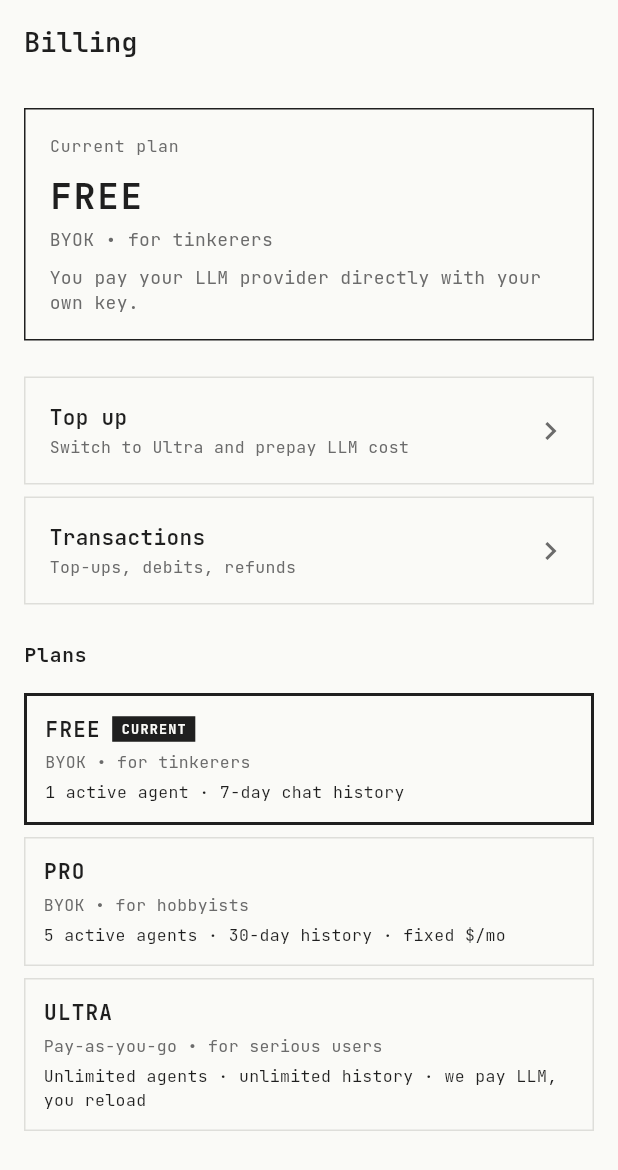
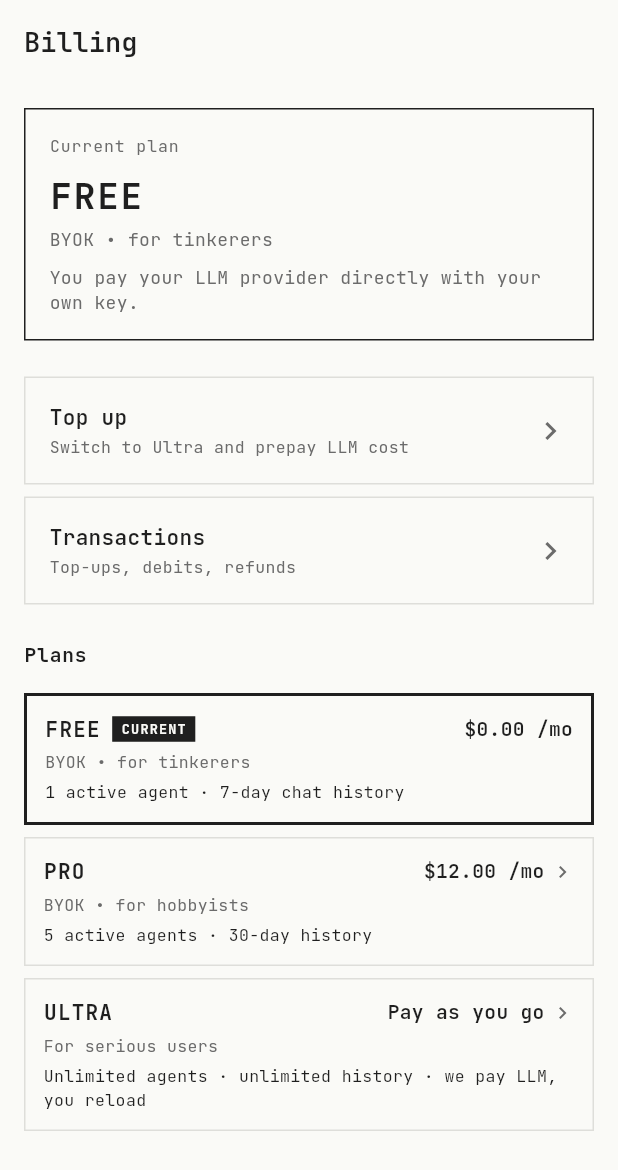
Before and after one commit to fcavalcantirj/agent-playground, a Flutter app: the BillingHubScreen screen opened by its route, on a phone screen of 412 x 824 dp. Shown: the top 1170 px of the screen. Run offline on Flutter 3.47's test engine with Material 3 defaults, Android fonts, the phone set to English and light mode, and no system bars; our stand-ins replace dio, flutter_markdown_plus, flutter_riverpod, flutter_secure_storage, go_router, google_fonts and 3 more; missing offline and left inert: flutter_appauth, flutter_client_sse, flutter_inappwebview; accounts and stored records are empty; generated files the repository leaves out were written again; network calls fail.

Commit message:
feat(mobile): SOLVR_ app icon + prod Google iOS scheme + billing hub Pro/Ultra tappable + price column
- Generate iOS + Android launcher icons from assets/app_icon.png via flutter_launcher_icons
- Add prod Google iOS reversed-DNS scheme to Info.plist (alongside dev)
- Make Pro plan row tappable in /billing hub → fires Stripe subscription Checkout
- Make Ultra plan row tappable → routes to /billing/topup
- Add price column to plan rows ($0/mo, $12/mo, Pay-as-you-go)

Co-Authored-By: Claude Opus 4.7 (1M context) <noreply@anthropic.com>

```diff
--- a/mobile/lib/features/billing/billing_hub_screen.dart
+++ b/mobile/lib/features/billing/billing_hub_screen.dart
@@ -20,7 +20,10 @@
 // Per-decision-doc D-25, the AppBar usage ticker stays — it lives on
 // every screen and was not reorganized into the hub.
 
+import 'package:agent_playground/core/api/providers.dart';
+import 'package:agent_playground/core/api/result.dart';
 import 'package:agent_playground/core/theme/solvr_theme.dart';
+import 'package:agent_playground/features/billing/checkout_webview_screen.dart';
 import 'package:agent_playground/features/usage/usage_providers.dart';
 import 'package:flutter/material.dart';
 import 'package:flutter_riverpod/flutter_riverpod.dart';
@@ -28,6 +31,38 @@ import 'package:go_router/go_router.dart';
 
 class BillingHubScreen extends ConsumerWidget {
   const BillingHubScreen({super.key});
+
+  Future<void> _startProUpgrade(BuildContext context, WidgetRef ref) async {
+    // Subscription Checkout — same shape as topup_screen.dart:_onPackSelected
+    // but mode='subscription' on the server side. Returns a Stripe-hosted URL
+    // we open in the InAppWebView; webhook flips users.tier=pro.
+    final messenger = ScaffoldMessenger.of(context);
+    final api = ref.read(apiClientProvider);
+    final r = await api.createSubscriptionCheckoutSession();
+    if (!context.mounted) return;
+    switch (r) {
+      case Err(:final error):
+        messenger.showSnackBar(
+          SnackBar(content: Text('Couldn\'t start upgrade: ${error.message}')),
+        );
+      case Ok(:final value):
+        final result = await Navigator.of(context).push<PaymentResult>(
+          MaterialPageRoute<PaymentResult>(
+            builder: (_) => CheckoutWebViewScreen(checkoutUrl: value),
+          ),
+        );
+        if (!context.mounted) return;
+        if (result == PaymentResult.success) {
+          messenger.showSnackBar(
+            const SnackBar(content: Text('Upgrade pending — webhook landing…')),
+          );
+          // Tier flip happens via the webhook handler; refresh on lifecycle
+          // resume will pull it. We invalidate explicitly so the badge flips
+          // as soon as the subscription.created event lands.
+          ref.invalidate(usageSummaryProvider);
+        }
+    }
+  }
 
   @override
   Widget build(BuildContext context, WidgetRef ref) {
@@ -75,23 +110,27 @@ class BillingHubScreen extends ConsumerWidget {
           const SizedBox(height: 8),
           _PlanRow(
             name: 'FREE',
+            price: r'$0.00 /mo',
             subtitle: 'BYOK • for tinkerers',
             entitlements: '1 active agent · 7-day chat history',
             current: tier == 'free',
           ),
           _PlanRow(
             name: 'PRO',
+            price: r'$12.00 /mo',
             subtitle: 'BYOK • for hobbyists',
-            entitlements:
-                r'5 active agents · 30-day history · fixed $/mo',
+            entitlements: '5 active agents · 30-day history',
             current: tier == 'pro',
+            onTap: tier == 'pro' ? null : () => _startProUpgrade(context, ref),
           ),
           _PlanRow(
             name: 'ULTRA',
-            subtitle: 'Pay-as-you-go • for serious users',
+            price: 'Pay as you go',
+            subtitle: 'For serious users',
             entitlements:
                 'Unlimited agents · unlimited history · we pay LLM, you reload',
             current: tier == 'ultra',
+            onTap: tier == 'ultra' ? null : () => context.push('/billing/topup'),
           ),
         ],
       ),
@@ -248,19 +287,23 @@ class _ActionTile extends StatelessWidget {
 class _PlanRow extends StatelessWidget {
   const _PlanRow({
     required this.name,
+    required this.price,
     required this.subtitle,
     required this.entitlements,
     required this.current,
+    this.onTap,
   });
 
   final String name;
+  final String price;
   final String subtitle;
   final String entitlements;
   final bool current;
+  final VoidCallback? onTap;
 
   @override
   Widget build(BuildContext context) {
-    return Container(
+    final card = Container(
       margin: const EdgeInsets.only(top: 8),
       padding: const EdgeInsets.all(12),
       decoration: BoxDecoration(
@@ -301,6 +344,22 @@ class _PlanRow extends StatelessWidget {
                   ),
                 ),
               ],
+              const Spacer(),
+              Text(
+                price,
+                style: SolvrTextStyles.mono(
+                  fontSize: 13,
+                  fontWeight: FontWeight.w600,
+                ),
+              ),
+              if (onTap != null) ...[
+                const SizedBox(width: 4),
+                const Icon(
+                  Icons.chevron_right,
+                  size: 16,
+                  color: SolvrColors.mutedForeground,
+                ),
+              ],
             ],
           ),
           const SizedBox(height: 4),
@@ -318,5 +377,7 @@ class _PlanRow extends StatelessWidget {
         ],
       ),
     );
+    if (onTap == null) return card;
+    return InkWell(onTap: onTap, child: card);
   }
 }
```
Also changed, not shown: mobile/pubspec.yaml (+9 -0 lines), mobile/assets/app_icon.png (added), mobile/pubspec.lock, 37 other files.
